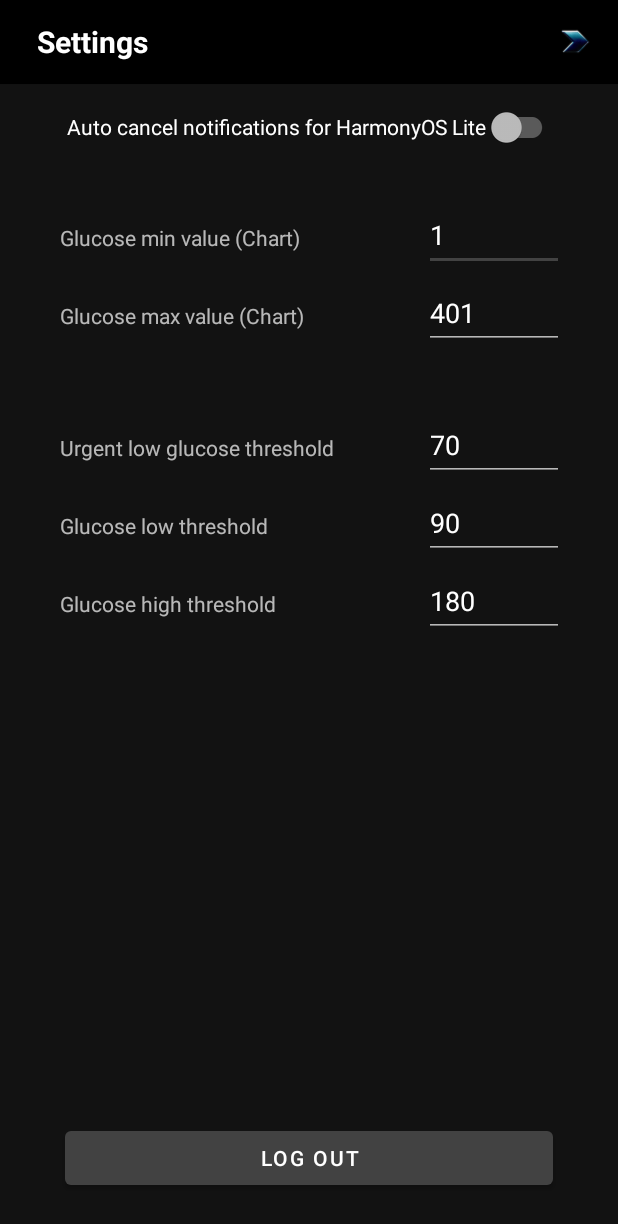
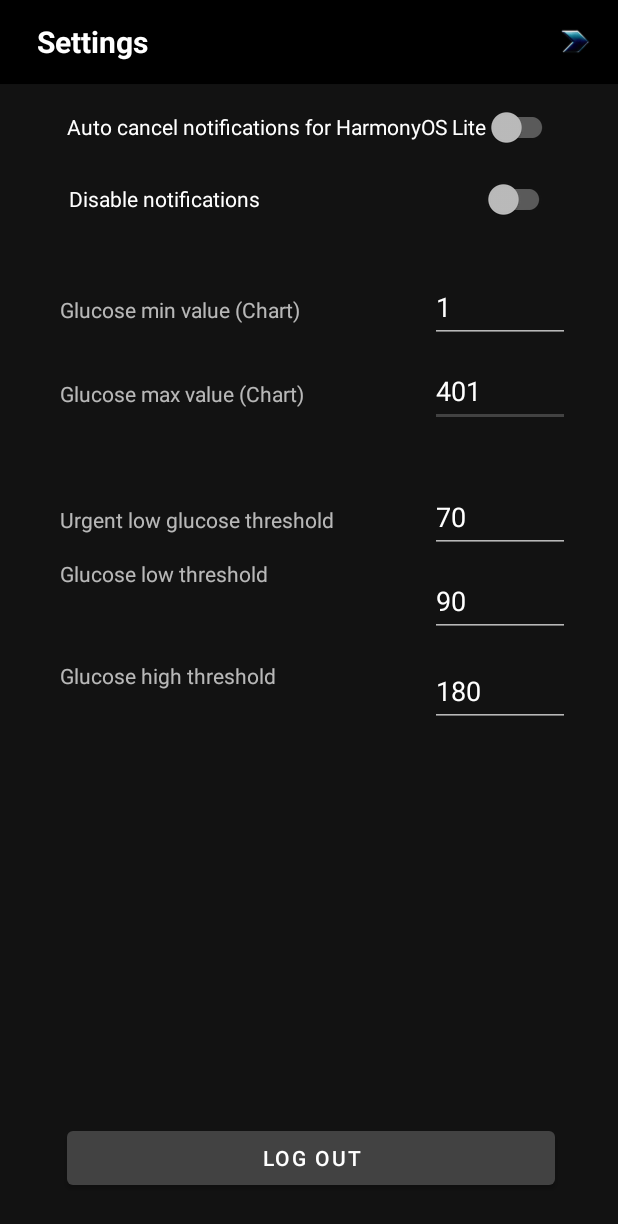
Before and after one commit to ionut-andras/community-follower-app-for-cgm, an Android app: the ApplicationSettingsActivity screen opened directly, with no data from a screen before it, on a phone screen of 412 x 824 dp. Shown: the top 1224 px of the screen. Run offline under Robolectric (Android 15) with nearby library versions, the light colour scheme and no system bars; Roboto replaces fonts that are not available here.

Commit message:
+ Added possibility to disable notifications in settings

```diff
--- a/app/build.gradle
+++ b/app/build.gradle
@@ -10,7 +10,7 @@ android {
         applicationId "ionut.andras.community.cgm.follower"
         minSdk 28
         targetSdk 34
-        versionCode 23
+        versionCode 24
         versionName "2.0.0"
 
         testInstrumentationRunner "androidx.test.runner.AndroidJUnitRunner"
@@ -23,8 +23,8 @@ android {
         }
 
         debug {
-            minifyEnabled true
-            proguardFiles getDefaultProguardFile('proguard-android-optimize.txt'), 'proguard-rules.pro'
+            // minifyEnabled true
+            // proguardFiles getDefaultProguardFile('proguard-android-optimize.txt'), 'proguard-rules.pro'
         }
     }
     compileOptions {
--- a/app/src/main/java/ionut/andras/community/cgm/follower/ApplicationSettingsActivity.kt
+++ b/app/src/main/java/ionut/andras/community/cgm/follower/ApplicationSettingsActivity.kt
@@ -35,8 +35,11 @@ class ApplicationSettingsActivity : AppCompatActivityWrapper(R.menu.application_
 
         val autoCancelNotifications = findViewById<SwitchCompat>(R.id.autoCancelNotifications)
         autoCancelNotifications.isChecked = sharedPreferences.getBoolean(UserPreferences.autoCancelNotifications, appConfiguration.autoCancelNotifications)
+        Log.i("Settings: autoCancelNotifications.isChecked", autoCancelNotifications.isChecked.toString())
 
-        Log.i("Settings: autoCancelNotifications.isChecked", autoCancelNotifications.isChecked.toString())
+        val disableNotifications = findViewById<SwitchCompat>(R.id.disableNotifications)
+        disableNotifications.isChecked = sharedPreferences.getBoolean(UserPreferences.disableNotifications, appConfiguration.disableNotification)
+        Log.i("Settings: disableNotifications.isChecked", disableNotifications.isChecked.toString())
 
         findViewById<EditText>(R.id.minDisplayableGlucoseValue).setText(appConfiguration.minDisplayableGlucoseValue.toString())
         findViewById<EditText>(R.id.maxDisplayableGlucoseValue).setText(appConfiguration.maxDisplayableGlucoseValue.toString())
@@ -48,6 +51,7 @@ class ApplicationSettingsActivity : AppCompatActivityWrapper(R.menu.application_
 
     private fun enableSettingsActivityListeners() {
         val autoCancelNotifications = findViewById<SwitchCompat>(R.id.autoCancelNotifications)
+        val disableNotifications = findViewById<SwitchCompat>(R.id.disableNotifications)
         // sharedPreferences = getSharedPreferences(applicationContext.getString(R.string.app_name), Context.MODE_PRIVATE)
         sharedPreferences = SharedPreferencesFactory(applicationContext).getInstance()
 
@@ -58,6 +62,16 @@ class ApplicationSettingsActivity : AppCompatActivityWrapper(R.menu.application_
             } else {
                 Log.i("SettingsActivityListener: UserPreferences.autoCancelNotifications", false.toString())
                 sharedPreferences.edit().putBoolean(UserPreferences.autoCancelNotifications, false).apply()
+            }
+        }
+
+        disableNotifications.setOnCheckedChangeListener { _, isChecked ->
+            if (isChecked) {
+                Log.i("SettingsActivityListener: UserPreferences.disableNotifications", true.toString())
+                sharedPreferences.edit().putBoolean(UserPreferences.disableNotifications, true).apply()
+            } else {
+                Log.i("SettingsActivityListener: UserPreferences.disableNotifications", false.toString())
+                sharedPreferences.edit().putBoolean(UserPreferences.disableNotifications, false).apply()
             }
         }
 
--- a/app/src/main/java/ionut/andras/community/cgm/follower/configuration/Configuration.kt
+++ b/app/src/main/java/ionut/andras/community/cgm/follower/configuration/Configuration.kt
@@ -33,6 +33,8 @@ class Configuration: Serializable {
 
     var disableNotificationSoundSeconds = 1800 // 30 mins
 
+    var disableNotification = false
+
     companion object {
         const val REQUEST_CODE_PERMISSION_NOTIFICATIONS = 100
     }
--- a/app/src/main/java/ionut/andras/community/cgm/follower/configuration/UserPreferences.kt
+++ b/app/src/main/java/ionut/andras/community/cgm/follower/configuration/UserPreferences.kt
@@ -7,4 +7,5 @@ object UserPreferences {
     const val dexcomAccountId = "dexcomAccountId"
     const val dexcomSessionId = "dexcomSessionId"
     const val lastToastDisplayTimestamp = "lastToastDisplayTimestamp"
+    const val disableNotifications = "disableNotifications"
 }
--- a/app/src/main/java/ionut/andras/community/cgm/follower/services/GlucoseValuesUpdateService.kt
+++ b/app/src/main/java/ionut/andras/community/cgm/follower/services/GlucoseValuesUpdateService.kt
@@ -1,6 +1,5 @@
 package ionut.andras.community.cgm.follower.services
 
-import android.app.AlertDialog.Builder
 import android.app.PendingIntent
 import android.app.Service
 import android.content.BroadcastReceiver
@@ -12,7 +11,6 @@ import android.os.Handler
 import android.os.IBinder
 import android.os.Looper
 import android.util.Log
-import androidx.core.app.ActivityCompat
 import ionut.andras.community.cgm.follower.MainActivity
 import ionut.andras.community.cgm.follower.R
 import ionut.andras.community.cgm.follower.alarms.DexcomAlarmManager
@@ -23,7 +21,6 @@ import ionut.andras.community.cgm.follower.configuration.UserPreferences
 import ionut.andras.community.cgm.follower.constants.DexcomTrendsConversionMap
 import ionut.andras.community.cgm.follower.notifications.GlucoseNotificationData
 import ionut.andras.community.cgm.follower.notifications.NotificationsManager
-import ionut.andras.community.cgm.follower.permissions.PermissionHandler
 import ionut.andras.community.cgm.follower.services.broadcast.BroadcastActions
 import ionut.andras.community.cgm.follower.services.broadcast.BroadcastSender
 import ionut.andras.community.cgm.follower.utils.DateTimeConversion
@@ -428,9 +425,14 @@ class GlucoseValuesUpdateService : Service() {
             // val sharedPreferences = applicationContext.getSharedPreferences(applicationContext.getString(R.string.app_name), Context.MODE_PRIVATE)
             val sharedPreferences = SharedPreferencesFactory(applicationContext).getInstance()
             appConfiguration.autoCancelNotifications = sharedPreferences.getBoolean(UserPreferences.autoCancelNotifications, appConfiguration.autoCancelNotifications)
+            appConfiguration.disableNotification = sharedPreferences.getBoolean(UserPreferences.disableNotifications, appConfiguration.disableNotification)
 
             // Set the flag for NotificationManager
             notificationManager.setAutoCancelNotificationFlag(appConfiguration.autoCancelNotifications)
+
+            Log.i("triggerNotification", "appConfiguration.disableNotification: ${appConfiguration.disableNotification}")
+            if (!appConfiguration.disableNotification) {
+                Log.i("triggerNotification", "Sending notification...")
 
                 // Trigger notification
                 if (!appConfiguration.autoCancelNotifications) {
@@ -452,6 +454,9 @@ class GlucoseValuesUpdateService : Service() {
                         ),
                         appConfiguration.autoCancelDelayMillis
                     )
+                }
+            } else {
+                Log.i("triggerNotification", "Notifications disabled by user. Skip sending notification...")
             }
             // Stamp notification timestamp
             lastNotificationTimestamp = DateTimeConversion().getCurrentTimestamp()
--- a/app/src/main/res/layout/activity_application_settings.xml
+++ b/app/src/main/res/layout/activity_application_settings.xml
@@ -33,6 +33,17 @@
         app:layout_constraintStart_toStartOf="parent"
         app:layout_constraintTop_toBottomOf="@+id/settingsViewTitle" />
 
+    <androidx.appcompat.widget.SwitchCompat
+        android:id="@+id/disableNotifications"
+        android:layout_width="324dp"
+        android:layout_height="wrap_content"
+        android:layout_marginTop="0dp"
+        android:text="@string/disableNotifications"
+        app:layout_constraintEnd_toEndOf="parent"
+        app:layout_constraintHorizontal_bias="0.521"
+        app:layout_constraintStart_toStartOf="parent"
+        app:layout_constraintTop_toBottomOf="@+id/autoCancelNotifications" />
+
     <TextView
         android:id="@+id/settingsViewTitle"
         android:layout_width="wrap_content"
@@ -50,7 +61,7 @@
         android:layout_width="241dp"
         android:layout_height="24dp"
         android:layout_marginStart="40dp"
-        android:layout_marginTop="40dp"
+        android:layout_marginTop="88dp"
         android:text="@string/hintGlucoseMinValueChart"
         app:layout_constraintEnd_toStartOf="@+id/minDisplayableGlucoseValue"
         app:layout_constraintHorizontal_bias="0.0"
@@ -58,11 +69,39 @@
         app:layout_constraintTop_toBottomOf="@+id/autoCancelNotifications" />
 
     <EditText
+        android:id="@+id/maxDisplayableGlucoseValue"
+        android:layout_width="93dp"
+        android:layout_height="48dp"
+        android:layout_marginTop="8dp"
+        android:layout_marginEnd="32dp"
+        android:autofillHints="@string/hintEditGlucoseMaxValueChart"
+        android:ems="10"
+        android:hint="@string/hintEditGlucoseMaxValueChart"
+        android:inputType="none"
+        android:textColorHint="#808080"
+        app:layout_constraintEnd_toEndOf="parent"
+        app:layout_constraintTop_toBottomOf="@+id/minDisplayableGlucoseValue" />
+
+    <EditText
+        android:id="@+id/glucoseHighThresholdValue"
+        android:layout_width="93dp"
+        android:layout_height="48dp"
+        android:layout_marginTop="12dp"
+        android:layout_marginEnd="32dp"
+        android:autofillHints="@string/hintEditGlucoseHighThreshold"
+        android:ems="10"
+        android:hint="@string/hintEditGlucoseHighThreshold"
+        android:inputType="none"
+        android:textColorHint="#808080"
+        app:layout_constraintEnd_toEndOf="parent"
+        app:layout_constraintTop_toBottomOf="@+id/glucoseLowThresholdValue" />
+
+    <EditText
         android:id="@+id/minDisplayableGlucoseValue"
         android:layout_width="93dp"
         android:layout_height="48dp"
-        android:layout_marginTop="24dp"
-        android:layout_marginEnd="36dp"
+        android:layout_marginTop="72dp"
+        android:layout_marginEnd="32dp"
         android:autofillHints="@string/hintEditGlucoseMinValueChart"
         android:ems="10"
         android:hint="@string/hintEditGlucoseMinValueChart"
@@ -72,47 +111,21 @@
         app:layout_constraintTop_toBottomOf="@+id/autoCancelNotifications" />
 
     <TextView
-        android:id="@+id/maxDisplayableGlucoseValueText"
+        android:id="@+id/glucoseLowThresholdText"
         android:layout_width="241dp"
         android:layout_height="24dp"
         android:layout_marginStart="40dp"
-        android:layout_marginTop="28dp"
-        android:text="@string/hintGlucoseMaxValueChart"
-        app:layout_constraintEnd_toStartOf="@+id/maxDisplayableGlucoseValue"
-        app:layout_constraintHorizontal_bias="0.0"
+        android:layout_marginTop="12dp"
+        android:text="@string/hintGlucoseLowThreshold"
         app:layout_constraintStart_toStartOf="parent"
-        app:layout_constraintTop_toBottomOf="@+id/minDisplayableGlucoseValueText" />
-
-    <EditText
-        android:id="@+id/maxDisplayableGlucoseValue"
-        android:layout_width="93dp"
-        android:layout_height="48dp"
-        android:layout_marginTop="4dp"
-        android:layout_marginEnd="36dp"
-        android:autofillHints="@string/hintEditGlucoseMaxValueChart"
-        android:ems="10"
-        android:hint="@string/hintEditGlucoseMaxValueChart"
-        android:inputType="none"
-        android:textColorHint="#808080"
-        app:layout_constraintEnd_toEndOf="parent"
-        app:layout_constraintTop_toBottomOf="@+id/minDisplayableGlucoseValue" />
-
-    <TextView
-        android:id="@+id/glucoseUrgentLowThresholdText"
-        android:layout_width="241dp"
-        android:layout_height="24dp"
-        android:layout_marginStart="40dp"
-        android:layout_marginTop="64dp"
-        android:text="@string/hintGlucoseUrgentLowThreshold"
-        app:layout_constraintStart_toStartOf="parent"
-        app:layout_constraintTop_toBottomOf="@+id/maxDisplayableGlucoseValueText" />
+        app:layout_constraintTop_toBottomOf="@+id/glucoseUrgentLowThresholdText" />
 
     <EditText
         android:id="@+id/glucoseUrgentLowThresholdValue"
         android:layout_width="93dp"
         android:layout_height="48dp"
-        android:layout_marginTop="40dp"
-        android:layout_marginEnd="36dp"
+        android:layout_marginTop="36dp"
+        android:layout_marginEnd="32dp"
         android:autofillHints="@string/hintEditGlucoseUrgentLowThreshold"
         android:ems="10"
         android:hint="@string/hintEditGlucoseUrgentLowThreshold"
@@ -125,8 +138,8 @@
         android:id="@+id/glucoseLowThresholdValue"
         android:layout_width="93dp"
         android:layout_height="48dp"
-        android:layout_marginTop="4dp"
-        android:layout_marginEnd="36dp"
+        android:layout_marginTop="8dp"
+        android:layout_marginEnd="32dp"
         android:autofillHints="@string/hintEditGlucoseLowThreshold"
         android:ems="10"
         android:hint="@string/hintEditGlucoseLowThreshold"
@@ -136,38 +149,36 @@
         app:layout_constraintTop_toBottomOf="@+id/glucoseUrgentLowThresholdValue" />
 
     <TextView
-        android:id="@+id/glucoseLowThresholdText"
-        android:layout_width="241dp"
-        android:layout_height="24dp"
-        android:layout_marginStart="40dp"
-        android:layout_marginTop="28dp"
-        android:text="@string/hintGlucoseLowThreshold"
-        app:layout_constraintStart_toStartOf="parent"
-        app:layout_constraintTop_toBottomOf="@+id/glucoseUrgentLowThresholdText" />
-
-    <TextView
         android:id="@+id/glucoseHighThresholdText"
         android:layout_width="241dp"
         android:layout_height="24dp"
         android:layout_marginStart="40dp"
-        android:layout_marginTop="28dp"
+        android:layout_marginTop="44dp"
         android:text="@string/hintGlucoseHighThreshold"
         app:layout_constraintStart_toStartOf="parent"
         app:layout_constraintTop_toBottomOf="@+id/glucoseLowThresholdText" />
 
-    <EditText
-        android:id="@+id/glucoseHighThresholdValue"
-        android:layout_width="93dp"
-        android:layout_height="48dp"
-        android:layout_marginTop="4dp"
-        android:layout_marginEnd="36dp"
-        android:autofillHints="@string/hintEditGlucoseHighThreshold"
-        android:ems="10"
-        android:hint="@string/hintEditGlucoseHighThreshold"
-        android:inputType="none"
-        android:textColorHint="#808080"
-        app:layout_constraintEnd_toEndOf="parent"
-        app:layout_constraintTop_toBottomOf="@+id/glucoseLowThresholdValue" />
+    <TextView
+        android:id="@+id/glucoseUrgentLowThresholdText"
+        android:layout_width="241dp"
+        android:layout_height="24dp"
+        android:layout_marginStart="40dp"
+        android:layout_marginTop="60dp"
+        android:text="@string/hintGlucoseUrgentLowThreshold"
+        app:layout_constraintStart_toStartOf="parent"
+        app:layout_constraintTop_toBottomOf="@+id/maxDisplayableGlucoseValueText" />
+
+    <TextView
+        android:id="@+id/maxDisplayableGlucoseValueText"
+        android:layout_width="241dp"
+        android:layout_height="24dp"
+        android:layout_marginStart="40dp"
+        android:layout_marginTop="32dp"
+        android:text="@string/hintGlucoseMaxValueChart"
+        app:layout_constraintEnd_toStartOf="@+id/maxDisplayableGlucoseValue"
+        app:layout_constraintHorizontal_bias="0.0"
+        app:layout_constraintStart_toStartOf="parent"
+        app:layout_constraintTop_toBottomOf="@+id/minDisplayableGlucoseValueText" />
 
     <Button
         android:id="@+id/btnSettingsLogout"
--- a/app/src/main/res/values/strings.xml
+++ b/app/src/main/res/values/strings.xml
@@ -17,6 +17,7 @@
     <string name="lowGlucoseValue">Low glucose value</string>
     <string name="normalGlucoseValue">Normal glucose value</string>
     <string name="autoCancelNotifications">Auto cancel notifications for HarmonyOS Lite</string>
+    <string name="disableNotifications">Disable notifications</string>
     <string name="buttonLoginText">Login</string>
     <string name="applicationsSettingsTitleText">Settings</string>
     <string name="applicationsSettingsBackText">Back</string>
```
Lines whose indentation alone changed are shown as unchanged.
